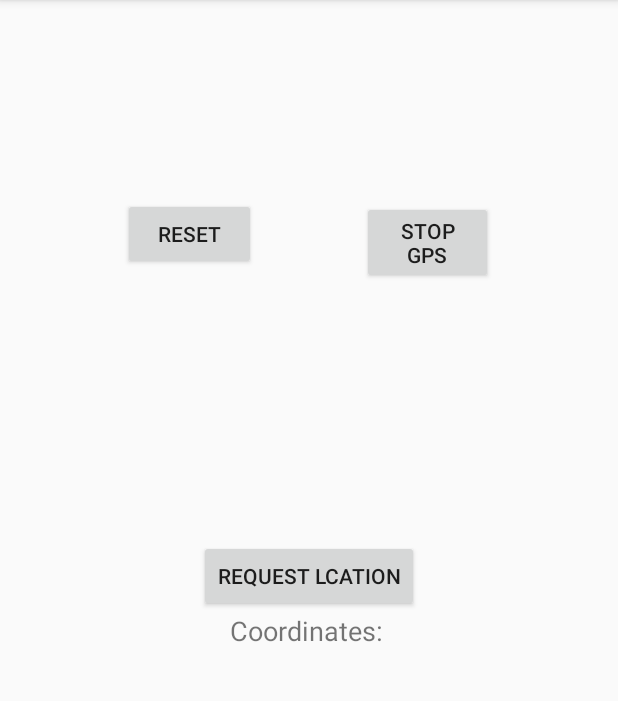
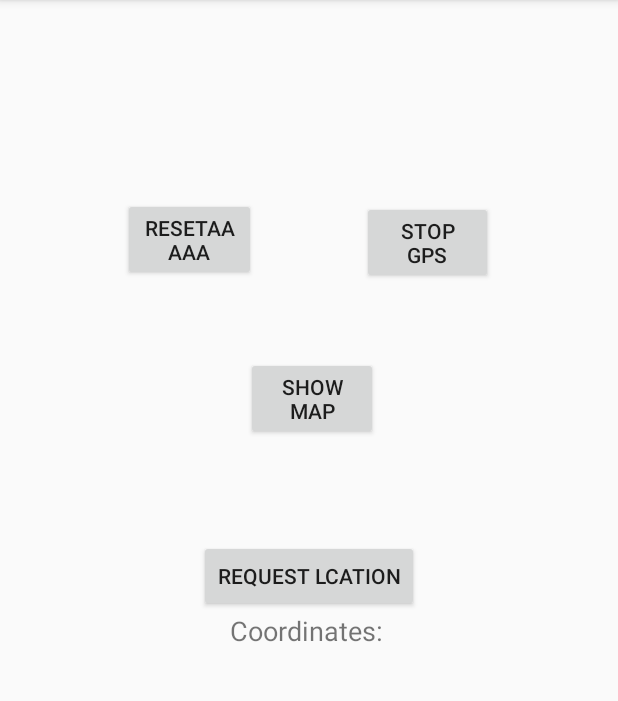
Before and after one commit to TheSoftwareFactory/base-station-game, an Android app: the screen it shows after launch (MainActivity), on a phone screen of 412 x 824 dp, the part 84-785 px from its top. Run offline under Robolectric (Android 15) with nearby library versions, the phone set to English and light mode, and no system bars.

```diff
--- a/app/src/main/res/layout/activity_main.xml
+++ b/app/src/main/res/layout/activity_main.xml
@@ -4,6 +4,23 @@
     android:layout_width="match_parent"
     android:layout_height="match_parent"
     tools:context="testing.gps_location.MainActivity">
+
+    <Button
+        android:id="@+id/buttonMAP"
+        android:layout_width="wrap_content"
+        android:layout_height="wrap_content"
+        android:layout_alignParentStart="true"
+        android:layout_alignParentLeft="true"
+        android:layout_alignParentTop="true"
+        android:layout_alignParentEnd="true"
+        android:layout_alignParentRight="true"
+        android:layout_marginStart="164dp"
+        android:layout_marginLeft="164dp"
+        android:layout_marginTop="238dp"
+        android:layout_marginEnd="160dp"
+        android:layout_marginRight="160dp"
+        android:onClick="launchSecondActivity"
+        android:text="show map" />
 
     <ScrollView
         android:layout_width="match_parent"
@@ -49,7 +66,7 @@
         android:layout_marginEnd="241dp"
         android:layout_marginRight="241dp"
         android:onClick="sendMessage"
-        android:text="reset" />
+        android:text="resetaaaaa" />
 
     <Button
         android:id="@+id/stop_gps"
@@ -69,25 +86,3 @@
         android:text="stop gps" />
 
 </RelativeLayout>
-    <!--
-    <Button
-        android:id="@+id/buttonMAP"
-        style="@style/Widget.AppCompat.Button"
-        android:layout_width="84dp"
-        android:layout_height="wrap_content"
-        android:layout_alignParentStart="true"
-        android:layout_alignParentLeft="true"
-        android:layout_alignParentTop="true"
-        android:layout_alignParentEnd="true"
-        android:layout_alignParentRight="true"
-        android:layout_alignParentBottom="true"
-        android:layout_marginStart="165dp"
-        android:layout_marginLeft="165dp"
-        android:layout_marginTop="243dp"
-        android:layout_marginEnd="162dp"
-        android:layout_marginRight="162dp"
-        android:layout_marginBottom="440dp"
-        android:background="@color/colorPrimaryDark"
-        android:onClick="launchSecondActivity"
-        android:text="Go to map" />
--->
```
Also changed, not shown: app/src/main/java/com/example/base_station_game/SecondActivity.java (+68 -0 lines), app/src/main/res/layout/activity_second.xml (+10 -0 lines).
